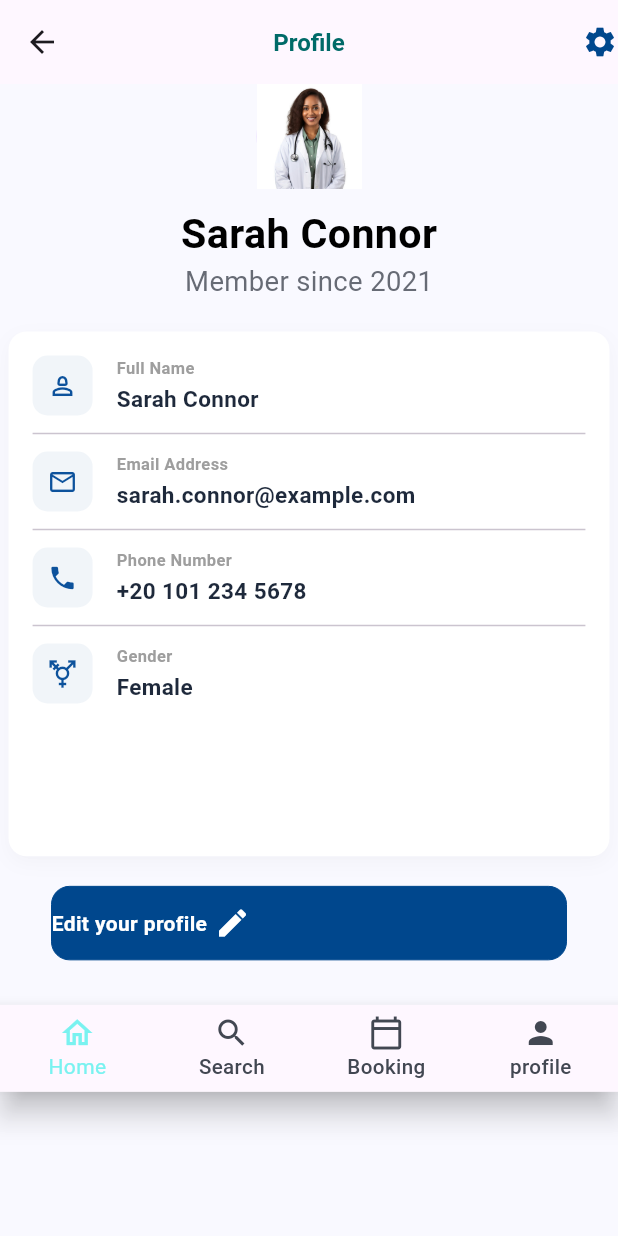
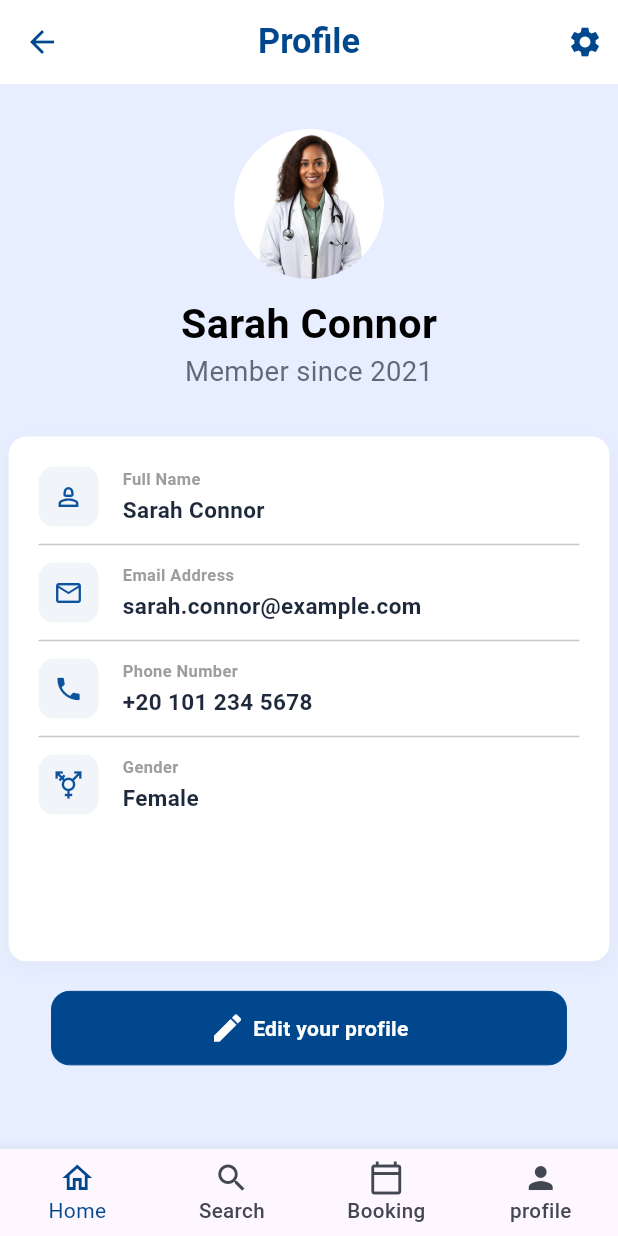
Before and after one commit to Ali-Abu1993/doctor-appoint, a Flutter app: the UserProfile screen opened directly, on a phone screen of 412 x 824 dp. Run offline on Flutter 3.47's test engine with Material 3 defaults, Android fonts, the phone set to English and light mode, and no system bars; our stand-ins replace dio, firebase_auth, firebase_core, flutter_bloc, flutter_screenutil, flutter_secure_storage and 3 more; accounts and stored records are empty.

Commit message:
Update app routing, ShellRoute, and profile features

```diff
--- a/lib/core/routing/navigation_cubit.dart
+++ b/lib/core/routing/navigation_cubit.dart
@@ -1,7 +1,7 @@
 import 'package:flutter_bloc/flutter_bloc.dart';
 
 
-class NavigationCubit extends Cubit<NavigatioState> {
+class NavigationCubit extends Cubit<NavigationState> {
   NavigationCubit() : super(NavigationInitialState(0));
   int currentIndex=0;
 
@@ -9,8 +9,8 @@ class NavigationCubit extends Cubit<NavigatioState> {
   emit(NavigationInitialState(currentIndex));}
 }
 
-class NavigatioState{}
-class NavigationInitialState extends NavigatioState{
+class NavigationState{}
+class NavigationInitialState extends NavigationState{
  final int index;
   NavigationInitialState(this.index);
 }
--- a/lib/core/routing/routes.dart
+++ b/lib/core/routing/routes.dart
@@ -23,12 +23,14 @@ abstract class AppRouter {
 
 
   static final router = GoRouter(
-    initialLocation: kLoginScreen,
+    initialLocation: kHomeScreen,
     routes: [
 
       GoRoute(path: kSearchScreen,
+      name: kSearchScreen ,
       builder: (context, state)=>SearchWidget()),
       GoRoute(path: editProfileScreen,
+      name: editProfileScreen,
       builder: (context, state){
        final editProfile = state.extra as UserProfileModel?;
        return EditProfileScreen(editProfile: editProfile,);
@@ -39,19 +41,23 @@ abstract class AppRouter {
       ),
       GoRoute(
         path: kLoginScreen,
+        name: kLoginScreen,
         builder: (context, state) => const LoginScreen(),
       ),
       GoRoute(
         path: kProfileScreen,
+        name: kProfileScreen,
         builder: (context, state) => const UserProfile(),
       ),
       GoRoute(
         path: kAllDoctorScreen,
+        name: kAllDoctorScreen,
 
         builder: (_, state) => const AllDoctorsScreen(),
       ),
       GoRoute(
         path: kDoctorDetailScreen,
+        name: kDoctorDetailScreen,
 
         builder: (_,state) {
           final extraData = state.extra as Map<String,dynamic>;
--- a/lib/core/widgets/app_button.dart
+++ b/lib/core/widgets/app_button.dart
@@ -34,8 +34,9 @@ class AppButton extends StatelessWidget {
           )
         ),
         child: Row(
+          mainAxisAlignment: MainAxisAlignment.center,
           spacing: 5,
-          children: [Text(txt,style: buttonTxtStyle),icon??Text("")],
+          children: [icon??Text(""),Text(txt,style: buttonTxtStyle)],
         ),
       ),
     );
--- a/lib/core/widgets/app_text_field.dart
+++ b/lib/core/widgets/app_text_field.dart
@@ -55,11 +55,11 @@ class CustomTextField extends StatelessWidget {
         suffixIcon: suffixIcon,
         disabledBorder: OutlineInputBorder(
           borderRadius: BorderRadius.circular(12),
-          borderSide: BorderSide(color: ColorsManager.white)
+          borderSide: BorderSide(color: ColorsManager.unselectedIcon)
         ),
         enabledBorder: OutlineInputBorder(
          borderRadius: BorderRadius.circular(12),
-         borderSide: BorderSide(color: Colors.white54)
+         borderSide: BorderSide(color: ColorsManager.primary)
        ),
         focusedBorder: OutlineInputBorder(
           borderRadius: BorderRadius.circular(12),
--- /dev/null
+++ b/lib/core/widgets/main_layout.dart
@@ -0,0 +1,62 @@
+import 'package:flutter/material.dart';
+import 'package:go_router/go_router.dart';
+
+import '../routing/routes.dart';
+import '../utils/colors_manager.dart';
+import '../utils/text_style.dart';
+
+class MainLayout extends StatelessWidget {
+  const MainLayout({super.key});
+
+  int calculateSelectedIndex (BuildContext context){
+ final location =GoRouterState.of(context).uri.path;
+ if (location.startsWith('/home'))return 0;
+ if (location.startsWith('/search'))return 1;
+ if (location.startsWith('/booking'))return 2;
+ if (location.startsWith('/profile'))return 3;
+ return 0;
+  }
+
+  @override
+  Widget build(BuildContext context) {
+    return
+       BottomNavigationBar(
+        selectedItemColor: ColorsManager.primary,
+
+        unselectedItemColor: ColorsManager.unselectedIcon,
+        unselectedLabelStyle: TxtStyle.font12W500,
+        currentIndex: calculateSelectedIndex(context),
+        onTap: (val) {
+          if (val == 0) {
+            context.pushNamed(AppRouter.kHomeScreen);
+          } else if (val ==1){
+            context.pushNamed(AppRouter.kSearchScreen);
+          }
+          else if (val == 4) {
+            context.pushNamed(AppRouter.kProfileScreen);
+          }
+        },
+        type: BottomNavigationBarType.fixed,
+        items: [
+          BottomNavigationBarItem(
+            icon: Icon(Icons.home_outlined),
+            label: "Home",
+          ),
+          BottomNavigationBarItem(
+            icon: Icon(Icons.search),
+            label: "Search",
+            backgroundColor: ColorsManager.unselectedIcon,
+          ),
+          BottomNavigationBarItem(
+            icon: Icon(Icons.calendar_today_outlined),
+            label: "Booking",
+          ),
+          BottomNavigationBarItem(
+            icon: Icon(Icons.person),
+            label: "profile",
+          ),
+        ],
+      );
+
+  }
+}
--- a/lib/features/auth/logic/state.dart
+++ b/lib/features/auth/logic/state.dart
@@ -1,8 +1,11 @@
+import 'package:firebase_auth/firebase_auth.dart';
+
 class AuthStates{}
 class AuthInitialState extends AuthStates{}
 class AuthLoadingState extends AuthStates{}
 class AuthSuccessState extends AuthStates{
-
+final UserCredential? userCredential;
+AuthSuccessState({ this.userCredential});
 }
 class AuthErrorState extends AuthStates{
   final String em;
--- a/lib/features/home/data/doctors_model.dart
+++ b/lib/features/home/data/doctors_model.dart
@@ -27,6 +27,8 @@ class DoctorModel {
       experience: json['experience'] ?? '',
     );
   }
+
+
 }
 
 class Specialization {
--- a/lib/features/home/logic/recomended_doctors_states.dart
+++ b/lib/features/home/logic/recomended_doctors_states.dart
@@ -4,7 +4,7 @@ class DoctorsStates {}
 class DoctorsInitialState extends DoctorsStates{}
 class DoctorsLoadingState extends DoctorsStates{}
 class DoctorsSuccessState extends DoctorsStates{
-final DoctorModel doctors;
+final List<DoctorModel> doctors;
 DoctorsSuccessState(this.doctors);
 }
 class DoctorsErrorState extends DoctorsStates{
--- a/lib/features/user_edit_profile/presentation/user_profile.dart
+++ b/lib/features/user_edit_profile/presentation/user_profile.dart
@@ -6,6 +6,7 @@ import 'package:doctor_appointment/core/utils/colors_manager.dart';
 import 'package:doctor_appointment/core/utils/text_style.dart';
 import 'package:doctor_appointment/core/widgets/app_button.dart';
 import 'package:doctor_appointment/core/widgets/build_info_tile.dart';
+import 'package:doctor_appointment/core/widgets/main_layout.dart';
 import 'package:doctor_appointment/features/user_edit_profile/data/user_profile_model.dart';
 import 'package:flutter/material.dart';
 import 'package:flutter_bloc/flutter_bloc.dart';
@@ -20,17 +21,30 @@ class UserProfile extends StatelessWidget {
   @override
   Widget build(BuildContext context) {
 
-    return BlocProvider(
+    return MultiBlocProvider(
+  providers: [
+    BlocProvider(
       create: (context) => MockProfileCubit()..fetchUserProfile(
           userToken: SecureStorageHelper.getToken().toString()),
+),
+    BlocProvider(
+      create: (context) => NavigationCubit(),
+    ),
+  ],
   child: Scaffold(
-        appBar: AppBar(
-          leading: IconButton(onPressed: () {}, icon: Icon(Icons.arrow_back)),
-          title: Text("Profile", style: TxtStyle.font14W700),
+        appBar: AppBar(backgroundColor: Colors.white,
+          leading: IconButton(onPressed: () {
+            context.pop();
+          }, icon: Icon(Icons.arrow_back,
+            color:ColorsManager.primary ,)),
+          title: Text("Profile", style: TxtStyle.font20W700Blue),
           centerTitle: true,
 
           actions: [
-            InkWell(child: Icon(Icons.settings, color: ColorsManager.primary)),
+            InkWell(child: Padding(
+              padding: const EdgeInsets.symmetric(horizontal: 10),
+              child: Icon(Icons.settings, color: ColorsManager.primary),
+            )),
           ],
         ),
         body: BlocBuilder<MockProfileCubit, UserProfileStates>(
@@ -44,24 +58,26 @@ class UserProfile extends StatelessWidget {
             if (state is ProfileSuccessState) {
               final UserProfileModel user = state.user;
               return SingleChildScrollView(
+                child: Padding(
+                  padding: const EdgeInsets.symmetric(vertical: 30),
                   child: Column(
+                    mainAxisAlignment: MainAxisAlignment.start,
                     children: [
                       CircleAvatar(
-                      radius: 35,
-                      child: Image.asset(
-                        "assets/images_and_icons/female_doc_img.jpg",
-                      ),
+                        radius: 50,
+                        backgroundImage: AssetImage('assets/images_and_icons/female_doc_img.jpg'),
+
                       ),
                       SizedBox(height: 10),
                       Center(
                         child: Text(user.fullName, style: TxtStyle.font24W600Black),
                       ),
                       Text("Member since 2021", style: TxtStyle.font16W400Regular),
-                    SizedBox(height: 20),
+                      SizedBox(height: 30),
                       Container(
                         width: 350.w,
                         height: 293.h,
-                      padding: const EdgeInsets.all(16),
+                        padding: const EdgeInsets.all(20),
                         decoration: BoxDecoration(
                           color: Color.fromRGBO(255, 255, 255, 1),
                           borderRadius: BorderRadius.circular(12),
@@ -82,7 +98,7 @@ class UserProfile extends StatelessWidget {
                               buildInfoTile(Icons.phone, "Phone Number", user.phoneNumber),
                               Divider(height: 24,),
                               buildInfoTile(Icons.transgender_outlined, "Gender", user.gender),
-                            SizedBox(height: 30,)
+
                         ]),
                       ),
                       SizedBox(height: 20,),
@@ -94,55 +110,26 @@ class UserProfile extends StatelessWidget {
                     },
                     icon: Icon(Icons.edit,color: Colors.white,),
                   ),
-                  SizedBox(height: 30,),
-                  BottomNavigationBar(
-            selectedItemColor: ColorsManager.secondary,
-              unselectedItemColor: ColorsManager.unselectedIcon,
-              unselectedLabelStyle: TxtStyle.font12W500,
-              currentIndex: context.read<NavigationCubit>().currentIndex,
-              onTap: (val){
-                context.read<NavigationCubit>().changeIndex(val);
-              },
-              type: BottomNavigationBarType.fixed,
-              items: [
-            BottomNavigationBarItem(icon: InkWell(
-              onTap: (){
-                context.read<NavigationCubit>().changeIndex(0);
-                context.pushNamed(AppRouter.kHomeScreen);
-              },
-              child:Icon(Icons.home_outlined)),label: "Home",),
-            BottomNavigationBarItem(icon: InkWell(
-              onTap: (){
-                context.read<NavigationCubit>().changeIndex(1);
-                context.pushNamed(AppRouter.kSearchScreen);
-              },
-              child:Icon(Icons.search)),label: "Search",
-            backgroundColor:ColorsManager.unselectedIcon ),
-            BottomNavigationBarItem(icon: InkWell(
-              onTap: (){
-                context.read<NavigationCubit>().changeIndex(2);
-              },
-              child: Icon(Icons.calendar_today_outlined)),label: "Booking"),
-            BottomNavigationBarItem(
-              icon: InkWell(
-                onTap: (){
-                  context.read<NavigationCubit>().changeIndex(3);
-                },
-                child: Icon(Icons.person)),label: "profile"),
-          ]
-          )
+
+
 
                     ],
 
                   ),
+                ),
 
               );
+
             }
             return SizedBox();
           },
 
         ),
-
+        bottomNavigationBar:  BlocBuilder<NavigationCubit, NavigationState>(
+  builder: (context, state) {
+    return MainLayout();
+  },
+)
       ),
 );
   }
--- a/lib/main.dart
+++ b/lib/main.dart
@@ -28,7 +28,7 @@ class MyApp extends StatelessWidget {
               debugShowCheckedModeBanner: false,
               title: 'Doctor Appointment',
               theme: ThemeData(
-                scaffoldBackgroundColor: Color.fromRGBO(249, 249, 255, 0.9),
+                scaffoldBackgroundColor: Color.fromRGBO(231, 238, 255, 1),
 
                 colorScheme: .fromSeed(seedColor: Colors.deepPurple),
               ),
```
Also changed, not shown: lib/core/helper/dio_helper.dart (+9 -2 lines), lib/core/mock_data/data/home_mock_data.dart (+10 -2 lines), lib/core/widgets/doctor_card.dart (+4 -4 lines), lib/core/widgets/search_widget.dart (+7 -3 lines), lib/features/auth/logic/cubit.dart (+23 -10 lines), lib/features/auth/presentation/login_screen.dart (+41 -23 lines), lib/features/home/data/list_view_speciality.dart (+13 -11 lines), lib/features/home/presentation/home_screen.dart (+102 -57 lines), 2 other files. Lines whose indentation alone changed are shown as unchanged.
